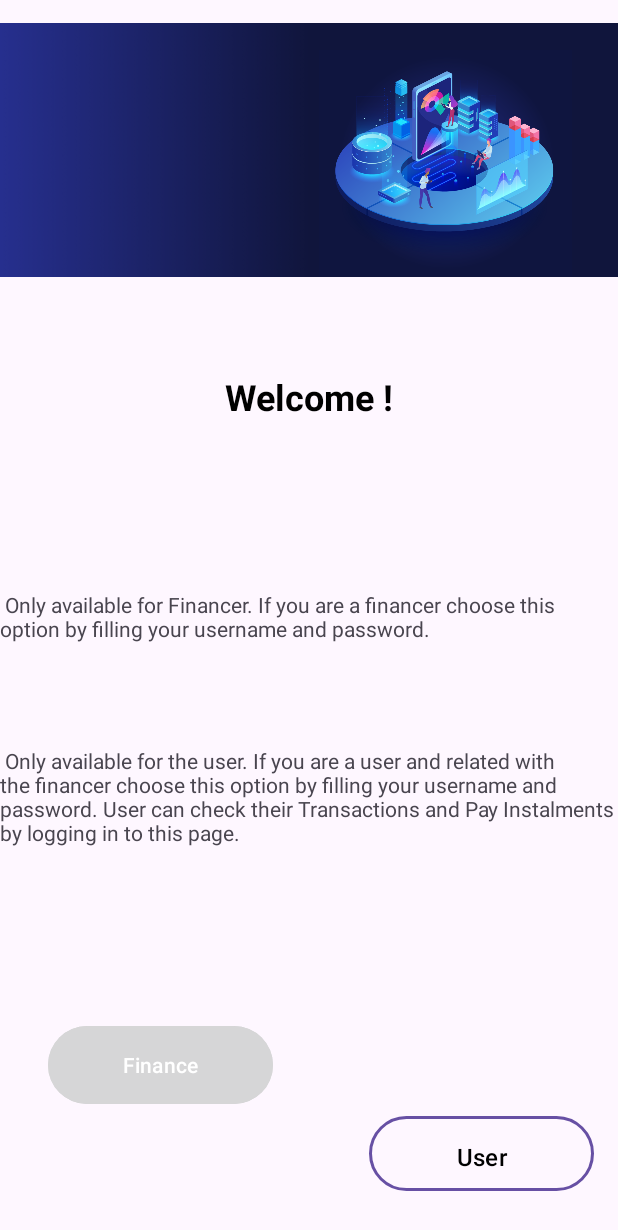
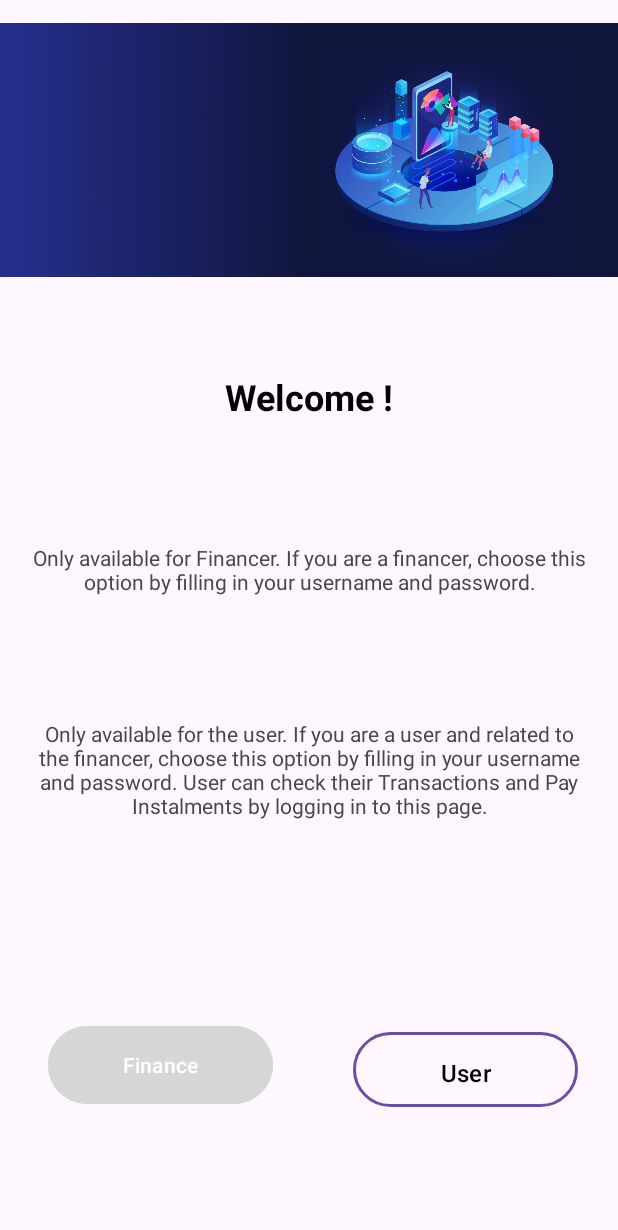
Before and after one commit to MayurJadhav1212/Mayuu, an Android app: the screen it shows after launch (WelcomeActivity), on a phone screen of 412 x 824 dp. Shown: the top 1230 px of the screen. Run offline under Robolectric (Android 15) with nearby library versions, the phone set to English and light mode, and no system bars.

Commit message:
Basic changes are ready

```diff
--- a/app/build.gradle.kts
+++ b/app/build.gradle.kts
@@ -45,6 +45,9 @@ dependencies {
     implementation(libs.androidx.constraintlayout)
     implementation(libs.firebase.auth)
     testImplementation(libs.junit)
+
     androidTestImplementation(libs.androidx.junit)
     androidTestImplementation(libs.androidx.espresso.core)
+
+
 }
--- a/app/src/main/AndroidManifest.xml
+++ b/app/src/main/AndroidManifest.xml
@@ -13,6 +13,7 @@
         android:supportsRtl="true"
         android:theme="@style/Theme.FundFlow"
         tools:targetApi="31">
+
         <activity
             android:name=".FinanceRegisterActivity"
             android:exported="false" />
--- a/app/src/main/res/layout/activity_welcome.xml
+++ b/app/src/main/res/layout/activity_welcome.xml
@@ -6,16 +6,18 @@
     android:layout_width="match_parent"
     android:layout_height="match_parent"
     tools:context=".WelcomeActivity">
+
     <ImageView
         android:id="@+id/logoImageView"
         android:layout_width="match_parent"
         android:layout_height="200dp"
         android:contentDescription="App Logo"
         android:src="@drawable/banner"
-        app:layout_constraintEnd_toEndOf="parent"
+        app:layout_constraintEnd_toStartOf="parent"
         app:layout_constraintHorizontal_bias="0.0"
         app:layout_constraintStart_toStartOf="parent"
         app:layout_constraintTop_toTopOf="parent" />
+
     <TextView
         android:id="@+id/welcomeText"
         android:layout_width="wrap_content"
@@ -28,27 +30,34 @@
         app:layout_constraintEnd_toEndOf="parent"
         app:layout_constraintStart_toStartOf="parent"
         app:layout_constraintTop_toBottomOf="@id/logoImageView" />
+
     <TextView
-        android:layout_width="match_parent"
+        android:id="@+id/financeInfoText"
+        android:layout_width="0dp"
         android:layout_height="wrap_content"
-        android:text=" Only available for Financer. If you are a financer choose this option by filling your username and password."
-        app:layout_constraintBottom_toBottomOf="parent"
+        android:layout_marginHorizontal="16dp"
+        android:gravity="center"
+        android:text="Only available for Financer. If you are a financer, choose this option by filling in your username and password."
+        app:layout_constraintBottom_toTopOf="@id/Financebtn"
         app:layout_constraintEnd_toEndOf="parent"
-        app:layout_constraintHorizontal_bias="0.0"
         app:layout_constraintStart_toStartOf="parent"
-        app:layout_constraintTop_toTopOf="parent"
-        app:layout_constraintVertical_bias="0.499" />
+        app:layout_constraintTop_toBottomOf="@id/welcomeText"
+        app:layout_constraintVertical_bias="0.224" />
+
+
     <TextView
-        android:layout_width="wrap_content"
+        android:id="@+id/userInfoText"
+        android:layout_width="0dp"
         android:layout_height="wrap_content"
-        android:linksClickable="false"
-        android:text=" Only available for the user. If you are a user and related with the financer choose this option by filling your username and password. User can check their Transactions and Pay Instalments by logging in to this page."
-        app:layout_constraintBottom_toBottomOf="parent"
+        android:layout_marginHorizontal="16dp"
+        android:gravity="center"
+        android:text="Only available for the user. If you are a user and related to the financer, choose this option by filling in your username and password. User can check their Transactions and Pay Instalments by logging in to this page."
+        app:layout_constraintBottom_toTopOf="@id/Userbtn"
         app:layout_constraintEnd_toEndOf="parent"
-        app:layout_constraintHorizontal_bias="1.0"
         app:layout_constraintStart_toStartOf="parent"
-        app:layout_constraintTop_toTopOf="parent"
-        app:layout_constraintVertical_bias="0.657" />
+        app:layout_constraintTop_toBottomOf="@id/financeInfoText"
+        app:layout_constraintVertical_bias="0.368" />
+
     <Button
         android:id="@+id/Financebtn"
         android:layout_width="150dp"
@@ -63,11 +72,12 @@
         app:layout_constraintTop_toBottomOf="@+id/welcomeText"
         app:layout_constraintVertical_bias="0.712"
         app:layout_constraintWidth_percent="0.7" />
+
     <Button
         android:id="@+id/Userbtn"
         android:layout_width="150dp"
         android:layout_height="50dp"
-        android:layout_marginTop="4dp"
+        android:layout_marginTop="8dp"
         android:background="@drawable/rounded_button_border"
         android:backgroundTint="@android:color/transparent"
         android:padding="12dp"
@@ -75,10 +85,11 @@
         android:textColor="@android:color/black"
         android:textSize="16sp"
         app:layout_constraintEnd_toEndOf="parent"
-        app:layout_constraintHorizontal_bias="0.797"
+        app:layout_constraintHorizontal_bias="0.67"
         app:layout_constraintStart_toEndOf="@+id/Financebtn"
-        app:layout_constraintTop_toBottomOf="@id/Financebtn"
+        app:layout_constraintTop_toTopOf="@+id/Financebtn"
         app:layout_constraintWidth_percent="0.7" />
+
     <LinearLayout
         android:id="@+id/socialLoginLayout"
         android:layout_width="wrap_content"
```
Also changed, not shown: app/src/main/java/com/example/fundflow/AllFragment.kt (added, +16 -0 lines), app/src/main/java/com/example/fundflow/FinanceHomeActivity.kt (+47 -8 lines), app/src/main/java/com/example/fundflow/PendingFragment.kt (added, +16 -0 lines), app/src/main/java/com/example/fundflow/ReceivedFragment.kt (added, +16 -0 lines), app/src/main/res/layout/activity_finance_home.xml (+50 -10 lines), app/src/main/res/layout/fragment_all.xml (added, +13 -0 lines), app/src/main/res/layout/fragment_pending.xml (added, +13 -0 lines), app/src/main/res/layout/fragment_received.xml (added, +13 -0 lines).
